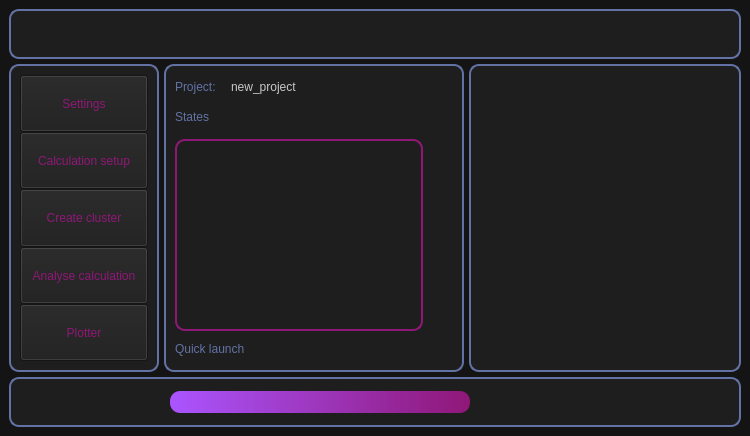
Before: the Qt Designer form src/main/python/UIs/MainWindow.ui in isaksengeir/REACT, drawn with Qt 5.
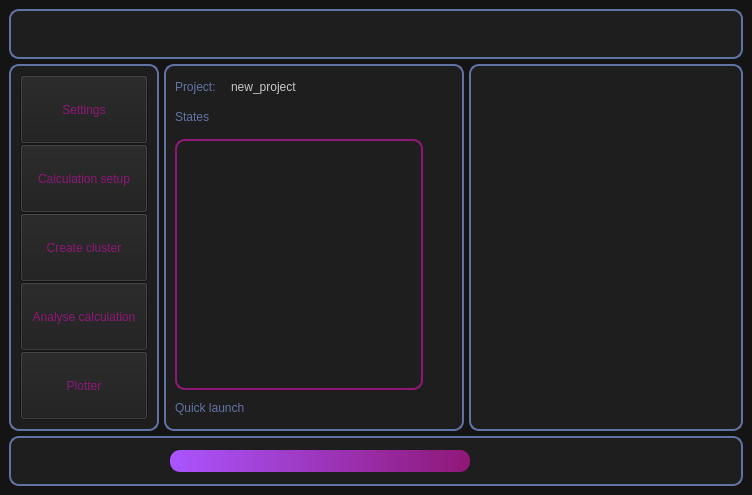
After: the same form once the commit is applied. Icons and pictures are not drawn.

Patch:
```diff
--- a/src/main/python/UIs/MainWindow.ui
+++ b/src/main/python/UIs/MainWindow.ui
@@ -6,8 +6,8 @@
    <rect>
     <x>0</x>
     <y>0</y>
-    <width>750</width>
-    <height>436</height>
+    <width>752</width>
+    <height>495</height>
    </rect>
   </property>
   <property name="font">
```
